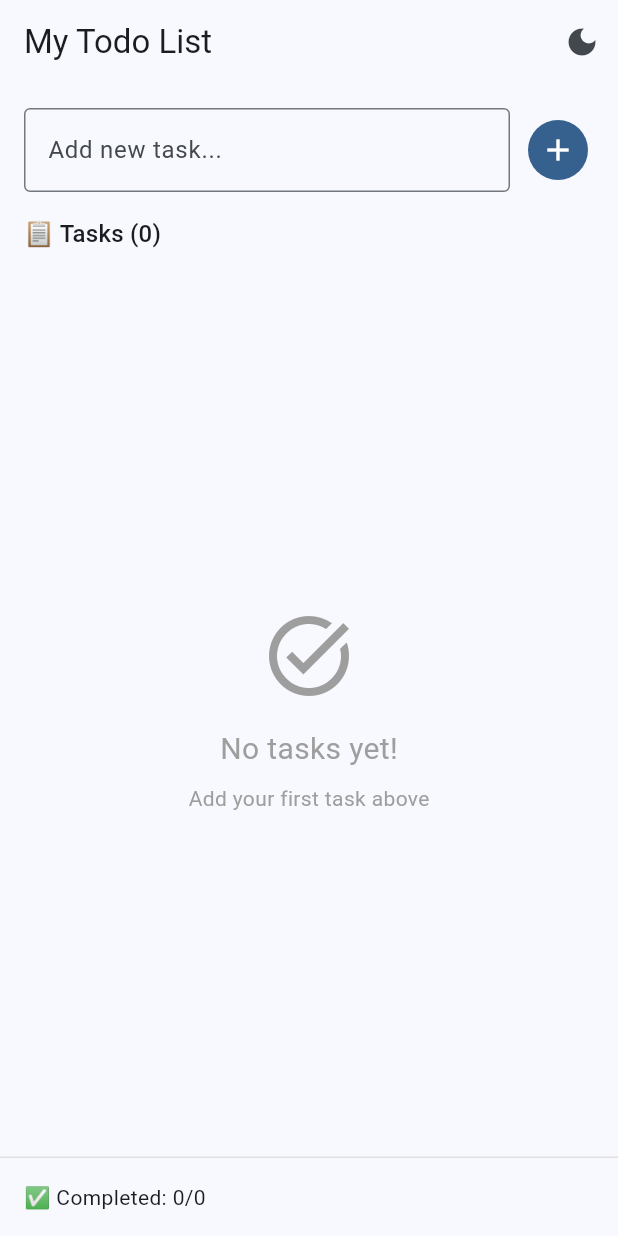
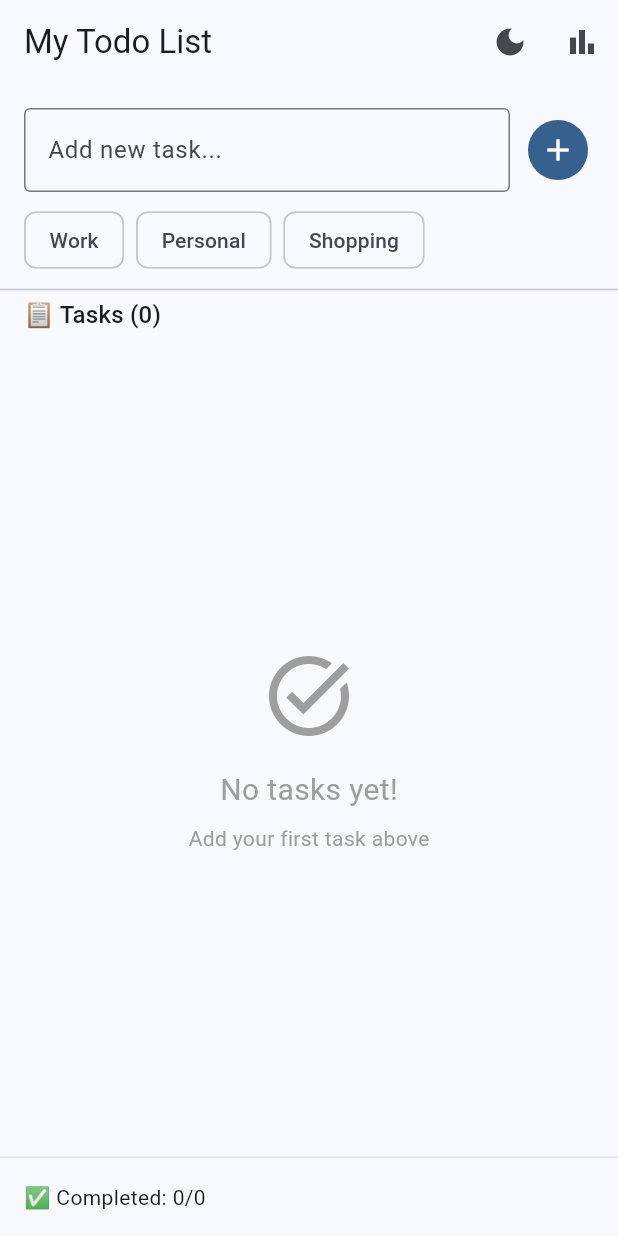
Before and after one commit to OstrohCoder/flutter, a Flutter app: the screen it shows after launch, after a tap on the "add" icon, on a phone screen of 412 x 824 dp. Run offline on Flutter 3.47's test engine with Material 3 defaults, Android fonts, the phone set to English and light mode, and no system bars; our stand-ins replace shared_preferences; accounts and stored records are empty.

Commit message:
Todo List app (with shared preferences) v2.0

```diff
--- a/todo_list_shared_preferences/lib/models/todo_item.dart
+++ b/todo_list_shared_preferences/lib/models/todo_item.dart
@@ -1,12 +1,14 @@
 class TodoItem {
   final String id;
   final String title;
+  final String? category;
   final bool isCompleted;
   final DateTime createdAt;
 
   TodoItem({
     required this.id,
     required this.title,
+    required this.category,
     required this.isCompleted,
     required this.createdAt,
   });
@@ -15,6 +17,7 @@ class TodoItem {
     return TodoItem(
       id: json['id'],
       title: json['title'],
+      category: json['category'],
       isCompleted: json['isCompleted'],
       createdAt: DateTime.parse(json['createdAt']),
     );
@@ -24,6 +27,7 @@ class TodoItem {
     return {
       'id': id,
       'title': title,
+      'category': category,
       'isCompleted': isCompleted,
       'createdAt': createdAt.toIso8601String(),
     };
@@ -32,12 +36,14 @@ class TodoItem {
   TodoItem copyWith({
     String? id,
     String? title,
+    String? category,
     bool? isCompleted,
     DateTime? createdAt,
   }) {
     return TodoItem(
       id: id ?? this.id,
       title: title ?? this.title,
+      category: category ?? this.category,
       isCompleted: isCompleted ?? this.isCompleted,
       createdAt: createdAt ?? this.createdAt,
     );
--- a/todo_list_shared_preferences/lib/screens/todo_screen.dart
+++ b/todo_list_shared_preferences/lib/screens/todo_screen.dart
@@ -1,6 +1,7 @@
 import 'package:flutter/material.dart';
 import '../models/todo_item.dart';
 import '../services/storage_service.dart';
+import 'stats_screen.dart';
 
 class TodoScreen extends StatefulWidget {
   final VoidCallback onToggleTheme;
@@ -17,6 +18,8 @@ class _TodoScreenState extends State<TodoScreen> {
   final TextEditingController _textController = TextEditingController();
   bool _isDarkMode = false;
   bool _isLoading = true;
+
+  String? _selectedCategory;
 
   @override
   void initState() {
@@ -56,6 +59,7 @@ class _TodoScreenState extends State<TodoScreen> {
     final newTodo = TodoItem(
       id: DateTime.now().toString(),
       title: _textController.text.trim(),
+      category: _selectedCategory,
       isCompleted: false,
       createdAt: DateTime.now(),
     );
@@ -65,7 +69,11 @@ class _TodoScreenState extends State<TodoScreen> {
     });
 
     _textController.clear();
+    setState(() => _selectedCategory = null);
     _saveData();
+
+    _storage.incrementTotalTasks();
+    _storage.updateStreak();
   }
 
   void _toggleTodo(TodoItem todo) {
@@ -115,6 +123,13 @@ class _TodoScreenState extends State<TodoScreen> {
             icon: Icon(_isDarkMode ? Icons.light_mode : Icons.dark_mode),
             onPressed: _toggleTheme,
           ),
+          IconButton(
+            icon: const Icon(Icons.bar_chart),
+            onPressed: () => Navigator.push(
+              context,
+              MaterialPageRoute(builder: (_) => StatsScreen(todos: _todos)),
+            ),
+          ),
         ],
       ),
       body: _isLoading
@@ -122,27 +137,48 @@ class _TodoScreenState extends State<TodoScreen> {
           : Column(
               children: [
                 Padding(
-                  padding: EdgeInsets.all(16),
-                  child: Row(
+                  padding: const EdgeInsets.fromLTRB(16, 16, 16, 0),
+                  child: Column(
+                    crossAxisAlignment: CrossAxisAlignment.start,
+                    children: [
+                      Row(
                         children: [
                           Expanded(
                             child: TextField(
                               controller: _textController,
-                          decoration: InputDecoration(
+                              decoration: const InputDecoration(
                                 hintText: 'Add new task...',
                                 border: OutlineInputBorder(),
                               ),
                               onSubmitted: (_) => _addTodo(),
                             ),
                           ),
-                      SizedBox(width: 8),
+                          const SizedBox(width: 8),
                           IconButton.filled(
-                        icon: Icon(Icons.add),
+                            icon: const Icon(Icons.add),
                             onPressed: _addTodo,
                           ),
                         ],
                       ),
+                      const SizedBox(height: 8),
+                      Wrap(
+                        spacing: 8,
+                        children: ['Work', 'Personal', 'Shopping'].map((cat) {
+                          return FilterChip(
+                            label: Text(cat),
+                            selected: _selectedCategory == cat,
+                            onSelected: (selected) => setState(
+                              () => _selectedCategory = selected ? cat : null,
                             ),
+                          );
+                        }).toList(),
+                      ),
+                    ],
+                  ),
+                ),
+
+                const SizedBox(height: 4),
+                const Divider(height: 10),
 
                 Padding(
                   padding: EdgeInsets.symmetric(horizontal: 16),
@@ -208,6 +244,7 @@ class _TodoScreenState extends State<TodoScreen> {
                     : TextDecoration.none,
               ),
             ),
+            subtitle: todo.category != null ? Text(todo.category!) : null,
             trailing: IconButton(
               icon: Icon(Icons.delete, color: Colors.red),
               onPressed: () => _deleteTodo(todo),
```
Also changed, not shown: todo_list_shared_preferences/lib/screens/stats_screen.dart (added, +54 -0 lines), todo_list_shared_preferences/lib/services/storage_service.dart (+34 -0 lines). Lines whose indentation alone changed are shown as unchanged.
